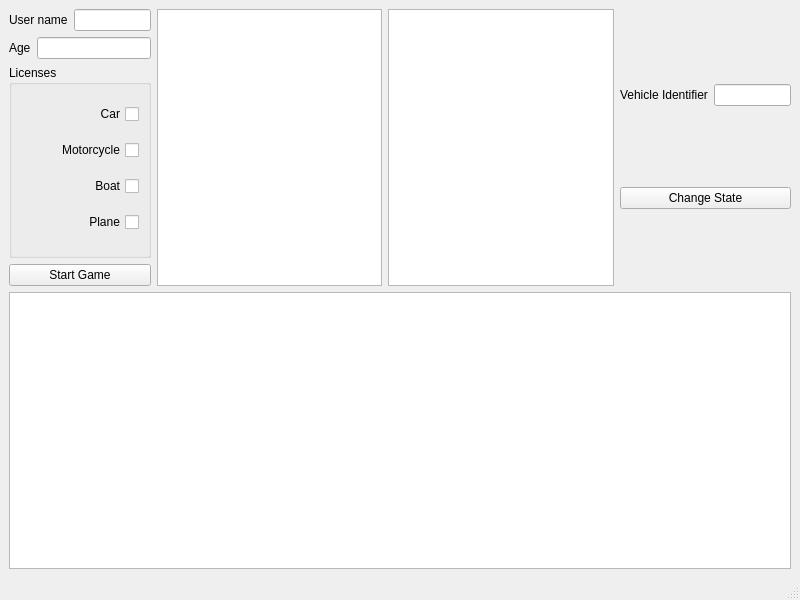
Above: mainwindow.ui from cpr0gr4mm3r/Qt-factory-method before the change. Below: the same form after it.
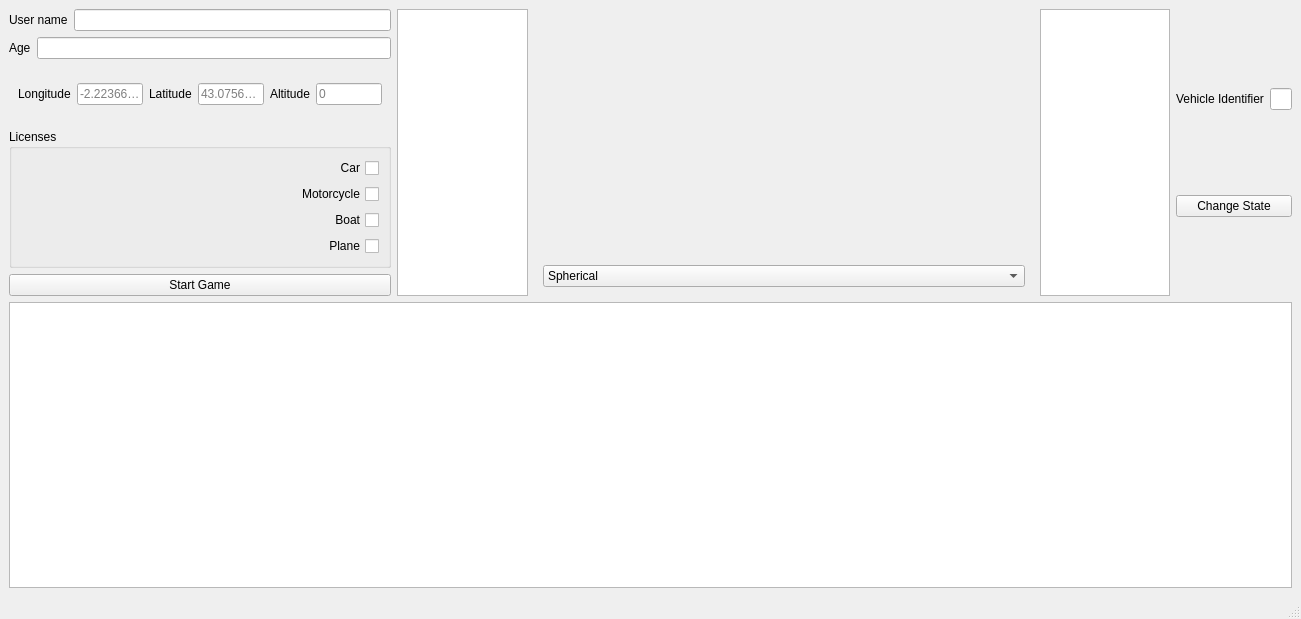
That is the form after the change. Custom widgets are drawn as their Qt base class.

Commit message:
Marble widget added to display the virtual globe
- New coordinateComponentIsValid function added in Utilities class to
  validate the longitude, latitude and altitude.
- Include and library marble paths and the needed marble libraries
  added to the .pro file.
- New signals, slots and the related connections added to communicate
  the changes from the main window to the Marble widget.
- README.txt file to explain how to build and use Marble added.
- VehicleFactory class adapted to Qt5 g++ compiler.

What changed in the file:
```diff
--- a/mainwindow.ui
+++ b/mainwindow.ui
@@ -6,8 +6,8 @@
    <rect>
     <x>0</x>
     <y>0</y>
-    <width>800</width>
-    <height>600</height>
+    <width>1301</width>
+    <height>619</height>
    </rect>
   </property>
   <property name="windowTitle">
@@ -49,6 +49,54 @@
             </item>
            </layout>
           </item>
+          <item>
+           <widget class="QWidget" name="positionWidget" native="true">
+            <layout class="QHBoxLayout" name="horizontalLayout">
+             <item>
+              <widget class="QLabel" name="longitudeLabel">
+               <property name="text">
+                <string>Longitude</string>
+               </property>
+              </widget>
+             </item>
+             <item>
+              <widget class="QLineEdit" name="longitudeLineEdit">
+               <property name="placeholderText">
+                <string>-2.2236667</string>
+               </property>
+              </widget>
+             </item>
+             <item>
+              <widget class="QLabel" name="latitudeLabel">
+               <property name="text">
+                <string>Latitude</string>
+               </property>
+              </widget>
+             </item>
+             <item>
+              <widget class="QLineEdit" name="latitudeLineEdit">
+               <property name="placeholderText">
+                <string>43.0756299</string>
+               </property>
+              </widget>
+             </item>
+             <item>
+              <widget class="QLabel" name="altitudeLabel">
+               <property name="text">
+                <string>Altitude</string>
+               </property>
+              </widget>
+             </item>
+             <item>
+              <widget class="QLineEdit" name="altitudeLineEdit">
+               <property name="placeholderText">
+                <string>0</string>
+               </property>
+              </widget>
+             </item>
+            </layout>
+           </widget>
+          </item>
          </layout>
         </item>
         <item>
@@ -128,6 +176,42 @@
       <item>
        <widget class="QTableView" name="vehiclesTableView"/>
       </item>
+      <item>
+       <widget class="QWidget" name="marbleWidgetContainer" native="true">
+        <property name="minimumSize">
+         <size>
+          <width>500</width>
+          <height>0</height>
+         </size>
+        </property>
+        <layout class="QVBoxLayout" name="verticalLayout_2">
+         <item>
+          <widget class="MarbleVirtualGlobe" name="marbleWidget" native="true">
+           <property name="minimumSize">
+            <size>
+             <width>500</width>
+             <height>0</height>
+            </size>
+           </property>
+          </widget>
+         </item>
+         <item>
+          <widget class="QComboBox" name="marbleProjectionComboBox">
+           <item>
+            <property name="text">
+             <string>Spherical</string>
+            </property>
+           </item>
+           <item>
+            <property name="text">
+             <string>Mercator</string>
+            </property>
+           </item>
+          </widget>
+         </item>
+        </layout>
+       </widget>
+      </item>
       <item>
        <widget class="QTableWidget" name="vehiclesTableWidget"/>
       </item>
@@ -175,6 +259,14 @@
   </widget>
   <widget class="QStatusBar" name="statusbar"/>
  </widget>
+ <customwidgets>
+  <customwidget>
+   <class>MarbleVirtualGlobe</class>
+   <extends>QWidget</extends>
+   <header>marblevirtualglobe.h</header>
+   <container>1</container>
+  </customwidget>
+ </customwidgets>
  <resources/>
  <connections/>
 </ui>
```
Left out of the diff: 2 changed lines with no effect on the pictures. The commit also changes 8 other files.
